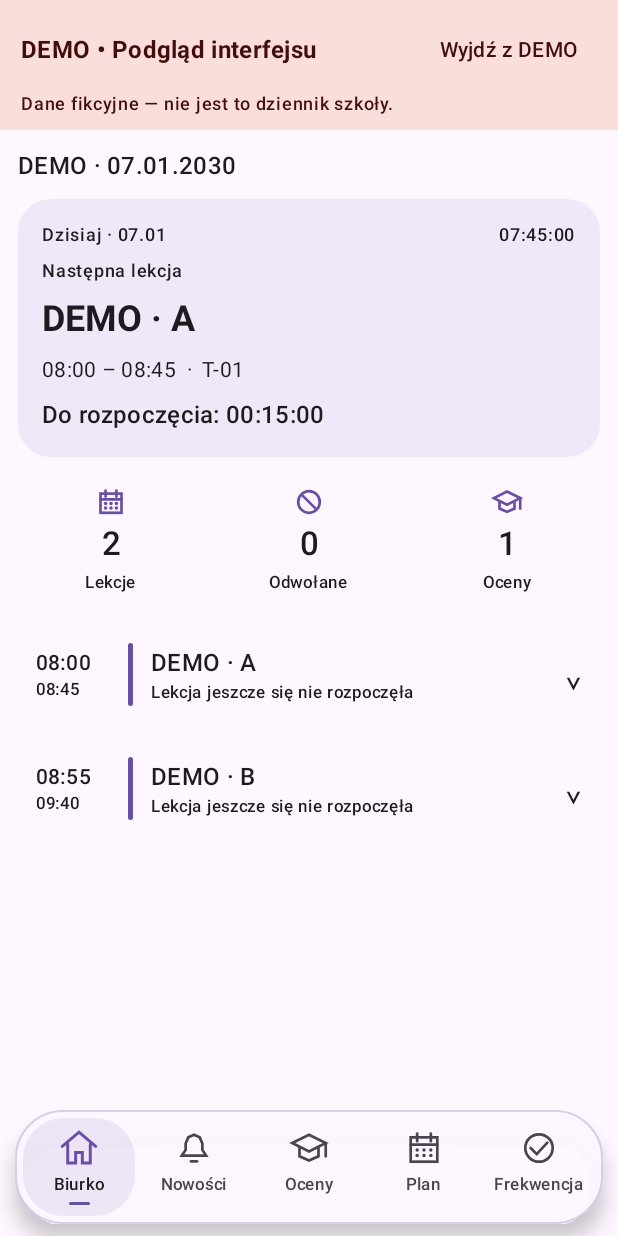
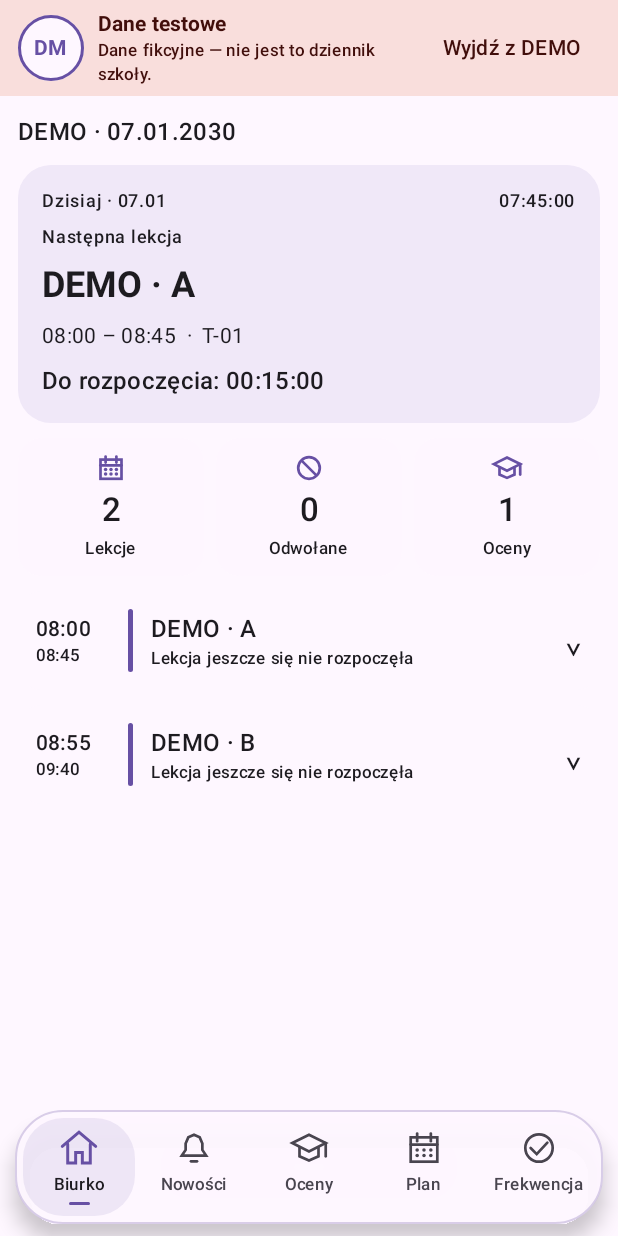
Before and after one commit to 0wertyx/Moonlight, an Android app built with Jetpack Compose: the composable DebugFullPreview shown on its own in the app's theme, on a phone screen of 412 x 824 dp. Run offline under Robolectric (Android 15) with nearby library versions, the phone set to English and light mode, and no system bars; pictures from the network do not load.

Commit message:
Add circular DM console shortcut with persistent test data label

```diff
--- a/app/build.gradle.kts
+++ b/app/build.gradle.kts
@@ -10,8 +10,8 @@ android {
         applicationId = "com.moonlight.school"
         minSdk = 26
         targetSdk = 35
-        versionCode = 37
-        versionName = "0.7.23"
+        versionCode = 38
+        versionName = "0.7.24"
     }
     buildFeatures { compose = true; buildConfig = true }
     val persistentKey = System.getenv("MOONLIGHT_KEYSTORE_PATH")
--- a/app/src/main/java/com/moonlight/school/DebugFullPreview.kt
+++ b/app/src/main/java/com/moonlight/school/DebugFullPreview.kt
@@ -6,6 +6,10 @@ import androidx.compose.foundation.lazy.LazyColumn
 import androidx.compose.foundation.lazy.items
 import androidx.compose.foundation.lazy.itemsIndexed
 import androidx.compose.foundation.shape.RoundedCornerShape
+import androidx.compose.foundation.shape.CircleShape
+import androidx.compose.foundation.BorderStroke
+import androidx.compose.ui.semantics.semantics
+import androidx.compose.ui.semantics.contentDescription
 import androidx.compose.material3.*
 import androidx.compose.runtime.*
 import androidx.compose.ui.Alignment
@@ -18,7 +22,7 @@ import java.time.format.DateTimeFormatter
 
 /** Full-screen isolated synthetic preview. Never reads or writes the actual school snapshot. */
 @Composable
-internal fun DebugFullPreview(lab:DebugLabState,a:MoonlightAppearance,dark:Boolean,onExit:()->Unit) {
+internal fun DebugFullPreview(lab:DebugLabState,a:MoonlightAppearance,dark:Boolean,onConsole:()->Unit,onExit:()->Unit) {
     var tab by remember { mutableStateOf("Desk") }
     val snap=lab.snapshot()
     val now=lab.now()
@@ -30,12 +34,21 @@ internal fun DebugFullPreview(lab:DebugLabState,a:MoonlightAppearance,dark:Boole
             MoonlightBackdrop(a,dark)
             Column(Modifier.fillMaxSize().statusBarsPadding()) {
                 Surface(Modifier.fillMaxWidth(),color=colors.errorContainer,contentColor=colors.onErrorContainer) {
-                    Column(Modifier.padding(horizontal=14.dp,vertical=9.dp),verticalArrangement=Arrangement.spacedBy(4.dp)) {
-                        Row(verticalAlignment=Alignment.CenterVertically) {
-                            Text("DEMO • "+tr("Podgląd interfejsu"),Modifier.weight(1f),style=MaterialTheme.typography.titleMedium,fontWeight=FontWeight.Bold)
-                            TextButton(onClick=onExit){Text(tr("Wyjdź z DEMO"),color=colors.onErrorContainer)}
+                    Row(Modifier.padding(horizontal=12.dp,vertical=6.dp),verticalAlignment=Alignment.CenterVertically,
+                        horizontalArrangement=Arrangement.spacedBy(9.dp)) {
+                        val consoleLabel = tr("Otwórz konsolę") + " · " + tr("Dane testowe")
+                        Surface(onClick=onConsole,modifier=Modifier.size(44.dp).semantics { contentDescription=consoleLabel },
+                            shape=CircleShape,color=colors.surface,contentColor=colors.primary,
+                            border=BorderStroke(1.5.dp,colors.primary)) {
+                            Box(contentAlignment=Alignment.Center) {
+                                Text("DM",fontWeight=FontWeight.Bold,style=MaterialTheme.typography.labelLarge)
+                            }
                         }
-                        Text(tr("Dane fikcyjne — nie jest to dziennik szkoły."),style=MaterialTheme.typography.labelMedium)
+                        Column(Modifier.weight(1f)) {
+                            Text(tr("Dane testowe"),fontWeight=FontWeight.Bold,style=MaterialTheme.typography.titleSmall)
+                            Text(tr("Dane fikcyjne — nie jest to dziennik szkoły."),style=MaterialTheme.typography.labelSmall)
+                        }
+                        TextButton(onClick=onExit){Text(tr("Wyjdź z DEMO"),color=colors.onErrorContainer)}
                     }
                 }
                 LazyColumn(Modifier.weight(1f).fillMaxWidth().padding(horizontal=12.dp),
--- a/app/src/main/java/com/moonlight/school/MainActivity.kt
+++ b/app/src/main/java/com/moonlight/school/MainActivity.kt
@@ -523,7 +523,7 @@ private fun SchoolApp(context: Context, foreground: Boolean, dark: Boolean, appe
         }
     }
     if (debugEnabled && debugPreview) {
-        DebugFullPreview(debugLab, appearance, dark, onExit = { debugPreview = false })
+        DebugFullPreview(debugLab, appearance, dark, onConsole = { debugOpen = true }, onExit = { debugPreview = false })
     }
     if (debugEnabled) {
         DebugConsoleOverlay(debugOpen, debugLeft, appearance, debugLab,
--- a/app/src/main/java/com/moonlight/school/UiLanguage.kt
+++ b/app/src/main/java/com/moonlight/school/UiLanguage.kt
@@ -7,6 +7,7 @@ import java.util.Locale
 internal val LocalUiLanguage = staticCompositionLocalOf { "pl" }
 internal fun uiLocale(language: String): Locale = Locale.forLanguageTag(language)
 private val translations = mapOf(
+    "Dane testowe" to listOf("Dane testowe", "Тестовые данные", "Test data"),
     "Pełnoekranowy podgląd DEMO" to listOf("Pełnoekranowy podgląd DEMO", "Полноэкранный DEMO-просмотр", "Full-screen DEMO preview"),
     "Wyjdź z DEMO" to listOf("Wyjdź z DEMO", "Выйти из DEMO", "Exit DEMO"),
     "Dane fikcyjne — nie jest to dziennik szkoły." to listOf("Dane fikcyjne — nie jest to dziennik szkoły.", "Вымышленные данные — не школьный дневник.", "Synthetic data — not the school register."),
```
